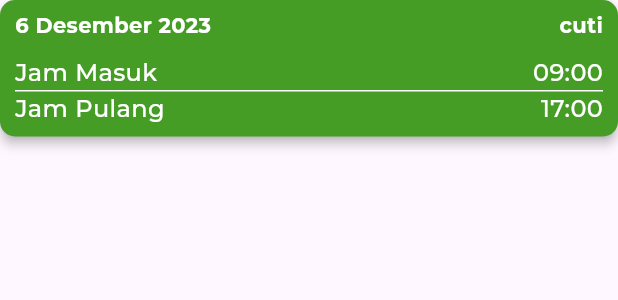
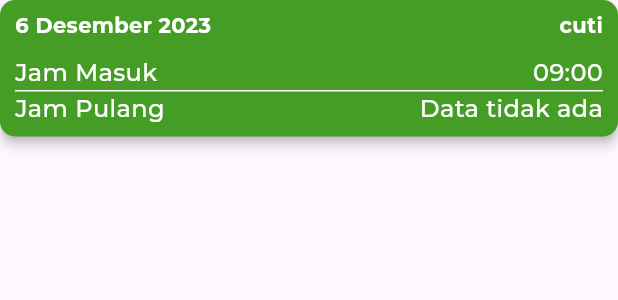
Before and after one commit to sekte-ani/myabsen, a Flutter app: the HistoryCard widget shown alone on an empty page, opened directly, on a phone screen of 412 x 824 dp. Shown: the top 300 px of the screen. Run offline on Flutter 3.47's test engine with Material 3 defaults, Android fonts, the phone set to English and light mode, and no system bars; our stand-ins replace dio, geocoding, geolocator, get, get_storage, google_fonts; accounts and stored records are empty; network calls fail.

Commit message:
fix riwayat

```diff
--- a/lib/controller/shared/dateformat_controller.dart
+++ b/lib/controller/shared/dateformat_controller.dart
@@ -9,9 +9,9 @@ class DateFormatController extends GetxController {
   RxString jamSekarang = ''.obs;
   RxString greet = ''.obs;
 
-  void formatDate(DateTime date) {
+  String formatDate(DateTime date) {
     initializeDateFormatting();
-    formattedDate.value = DateFormat('d MMMM yyyy', 'id_ID').format(date);
+    return formattedDate.value = DateFormat('d MMMM yyyy', 'id_ID').format(date);
   }
 
   void formatHari(DateTime date) {
--- a/lib/services/profile_service.dart
+++ b/lib/services/profile_service.dart
@@ -18,7 +18,6 @@ class ProfileService {
       ),
     );
     Map obj = response.data;
-    print("data profile : ${obj}");
     return obj["data"];
   }
 }
--- a/lib/ui/widgets/card.dart
+++ b/lib/ui/widgets/card.dart
@@ -1,3 +1,4 @@
+import 'package:MyAbsen/controller/history_controller.dart';
 import 'package:MyAbsen/theme.dart';
 import 'package:MyAbsen/ui/pages/absensi/absensi_keluar_page.dart';
 import 'package:MyAbsen/ui/pages/absensi/absensi_masuk_page.dart';
@@ -247,21 +248,25 @@ class TotalAbsensiCard extends StatelessWidget {
 }
 
 class HistoryCard extends StatelessWidget {
+  HistoryController controller = Get.put(HistoryController());
+
   final String tanggal;
   final String status;
   final String jamMasuk;
-  final String jamKeluar;
+  final String? jamKeluar;
 
-  const HistoryCard({
+  HistoryCard({
     Key? key,
     required this.tanggal,
-    this.status = "Hadir",
+    this.status = "Absen belum selesai",
     this.jamMasuk = "09:00",
-    this.jamKeluar = "17:00",
+    this.jamKeluar,
   }) : super(key: key);
 
   @override
   Widget build(BuildContext context) {
+    final historyData = controller.history;
+
     return Column(
       crossAxisAlignment: CrossAxisAlignment.start,
       children: [
@@ -270,7 +275,7 @@ class HistoryCard extends StatelessWidget {
           margin: const EdgeInsets.only(
             bottom: 10,
           ),
-          color: status == "Cuti" ? redColor : green2Color,
+          color: status == "Belum selesai" ? redColor : green2Color,
           shape: RoundedRectangleBorder(
             // side: BorderSide(color: green2Color, width: 2.0),
             borderRadius: BorderRadius.circular(10),
@@ -306,7 +311,7 @@ class HistoryCard extends StatelessWidget {
                   mainAxisAlignment: MainAxisAlignment.spaceBetween,
                   children: [
                     Text(
-                      status == "Cuti" ? 'Tanggal Awal' : 'Jam Masuk',
+                      status == "0" ? 'Tanggal Awal' : 'Jam Masuk',
                       style: font_medium.copyWith(
                         color: Colors.white,
                         fontSize: 16, // Atur ukuran font di sini (misalnya, 18)
@@ -336,14 +341,14 @@ class HistoryCard extends StatelessWidget {
                   mainAxisAlignment: MainAxisAlignment.spaceBetween,
                   children: [
                     Text(
-                      status == "Cuti" ? 'Tanggal Akhir' : 'Jam Pulang',
+                      status == "0" ? 'Tanggal Akhir' : 'Jam Pulang',
                       style: font_medium.copyWith(
                         color: Colors.white,
                         fontSize: 16, // Atur ukuran font di sini (misalnya, 18)
                       ),
                     ),
                     Text(
-                      jamKeluar,
+                      jamKeluar ?? 'Data tidak ada',
                       style: font_medium.copyWith(
                         color: Colors.white,
                         fontSize: 16, // Atur ukuran font di sini (misalnya, 18)
```
Also changed, not shown: lib/ui/pages/absensi/absensi_page.dart (+7 -7 lines), lib/ui/pages/history/history_page.dart (+32 -10 lines).
